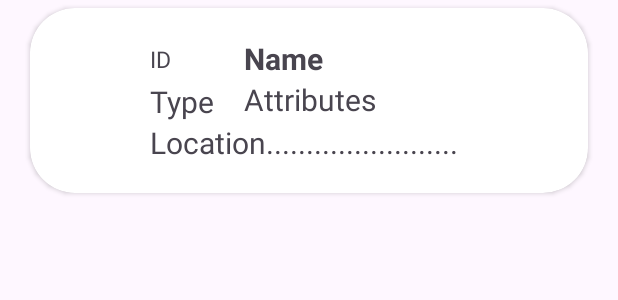
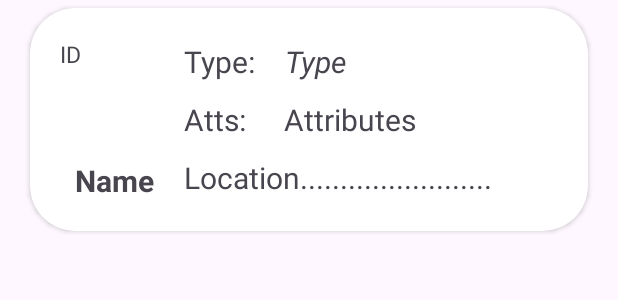
Before and after one commit to AritraSanyal/larning_android_programming, an Android app: the layout pokemon_card.xml on its own in the app's theme, with its tools: preview values and no code run, on a phone screen of 412 x 824 dp. Shown: the top 300 px of the screen. Run offline under Robolectric (Android 15) with nearby library versions, the phone set to English and light mode, and no system bars; network calls fail.

Commit message:
changed the pokemon card layout

```diff
--- a/RestAPI/app/src/main/res/layout/pokemon_card.xml
+++ b/RestAPI/app/src/main/res/layout/pokemon_card.xml
@@ -10,10 +10,30 @@
     app:cardCornerRadius="30dp">
 
     <LinearLayout
+
+
         android:layout_width="match_parent"
         android:layout_height="wrap_content"
         android:orientation="horizontal"
-        android:layout_margin="20dp">
+        android:layout_margin="20dp"
+
+        >
+
+
+        <LinearLayout
+            android:id="@+id/photoAndNameLayout"
+            android:layout_width="wrap_content"
+            android:layout_height="wrap_content"
+            android:orientation="vertical"
+            android:layout_gravity="center"
+            >
+
+            <TextView
+                android:id="@+id/pokemonIDTextView"
+                android:layout_width="wrap_content"
+                android:layout_height="wrap_content"
+                android:text="ID"
+                android:textSize="15sp" />
 
             <ImageView
                 android:id="@+id/pokemonImageView"
@@ -23,54 +43,20 @@
                 android:layout_gravity="center"
                 />
 
+
             <LinearLayout
+                android:id="@+id/pokemonIdAndNameLayout"
                 android:layout_width="wrap_content"
                 android:layout_height="wrap_content"
-            android:orientation="vertical"
+                android:orientation="horizontal"
                 >
 
-            <LinearLayout
-                android:layout_width="wrap_content"
-                android:layout_height="wrap_content"
-                android:orientation="horizontal">
 
-                <LinearLayout
-                    android:layout_width="wrap_content"
-                    android:layout_height="wrap_content"
-                    android:orientation="vertical">
 
                 <Space
-                        android:layout_width="0dp"
-                        android:layout_height="3dp"/>
-                    <TextView
-                        android:id="@+id/pokemonIDTextView"
-                        android:layout_width="wrap_content"
-                        android:layout_height="wrap_content"
-                        android:text="ID"
-                        android:textSize="15sp"
-                        />
-
-                    <Space
-                        android:layout_width="0dp"
-                        android:layout_height="4dp"/>
-
-                    <TextView
-                        android:id="@+id/pokemonTypeTextView"
-                        android:layout_width="wrap_content"
-                        android:layout_height="wrap_content"
-                        android:text="Type"
-                        android:textSize="20sp"/>
-
-                </LinearLayout>
-
-                <Space
-                    android:layout_width="20dp"
+                    android:layout_width="10dp"
                     android:layout_height="0dp"/>
 
-                <LinearLayout
-                    android:layout_width="wrap_content"
-                    android:layout_height="wrap_content"
-                    android:orientation="vertical">
                 <TextView
                     android:id="@+id/pokemonNameTextView"
                     android:layout_width="wrap_content"
@@ -79,6 +65,80 @@
                     android:textStyle="bold"
                     android:textSize="20sp"/>
 
+
+            </LinearLayout>
+
+
+
+        </LinearLayout>
+
+
+        <Space
+            android:layout_width="20dp"
+            android:layout_height="0dp"/>
+
+
+
+        <LinearLayout
+            android:id="@+id/pokemonTypeAttributeLocationLayout"
+            android:layout_width="wrap_content"
+            android:layout_height="wrap_content"
+            android:orientation="vertical"
+            android:layout_gravity="center"
+            >
+
+
+
+            <LinearLayout
+                android:layout_width="wrap_content"
+                android:layout_height="wrap_content"
+                android:orientation="horizontal">
+
+                <TextView
+                    android:id="@+id/pokemonTypeNameTextView"
+                    android:layout_width="wrap_content"
+                    android:layout_height="wrap_content"
+                    android:text="Type: "
+                    android:textSize="20sp" />
+
+                <Space
+                    android:layout_width="15dp"
+                    android:layout_height="wrap_content"/>
+
+                <TextView
+                    android:id="@+id/pokemonTypeTextView"
+                    android:layout_width="wrap_content"
+                    android:layout_height="wrap_content"
+                    android:text="Type"
+                    android:textStyle="italic"
+                    android:textSize="20sp" />
+
+
+            </LinearLayout>
+
+            <Space
+                android:layout_width="0dp"
+                android:layout_height="11dp"/>
+
+
+
+            <LinearLayout
+                android:layout_width="wrap_content"
+                android:layout_height="wrap_content"
+                android:orientation="horizontal">
+
+                <TextView
+                    android:id="@+id/pokemonAttributesNameTextView"
+                    android:layout_width="wrap_content"
+                    android:layout_height="wrap_content"
+                    android:text="Atts:"
+                    android:textSize="20sp" />
+
+                <Space
+                    android:layout_width="25dp"
+                    android:layout_height="wrap_content"/>
+
+
                 <TextView
                     android:id="@+id/pokemonAttributesTextView"
                     android:layout_width="wrap_content"
@@ -86,10 +146,18 @@
                     android:text="Attributes"
                     android:textSize="20sp"/>
 
-                </LinearLayout>
+
 
 
             </LinearLayout>
+
+            <Space
+                android:layout_width="0dp"
+                android:layout_height="11.5dp"/>
+
+
+
+
 
             <TextView
                 android:id="@+id/pokemonLocationTextView"
```
Lines whose indentation alone changed are shown as unchanged.
